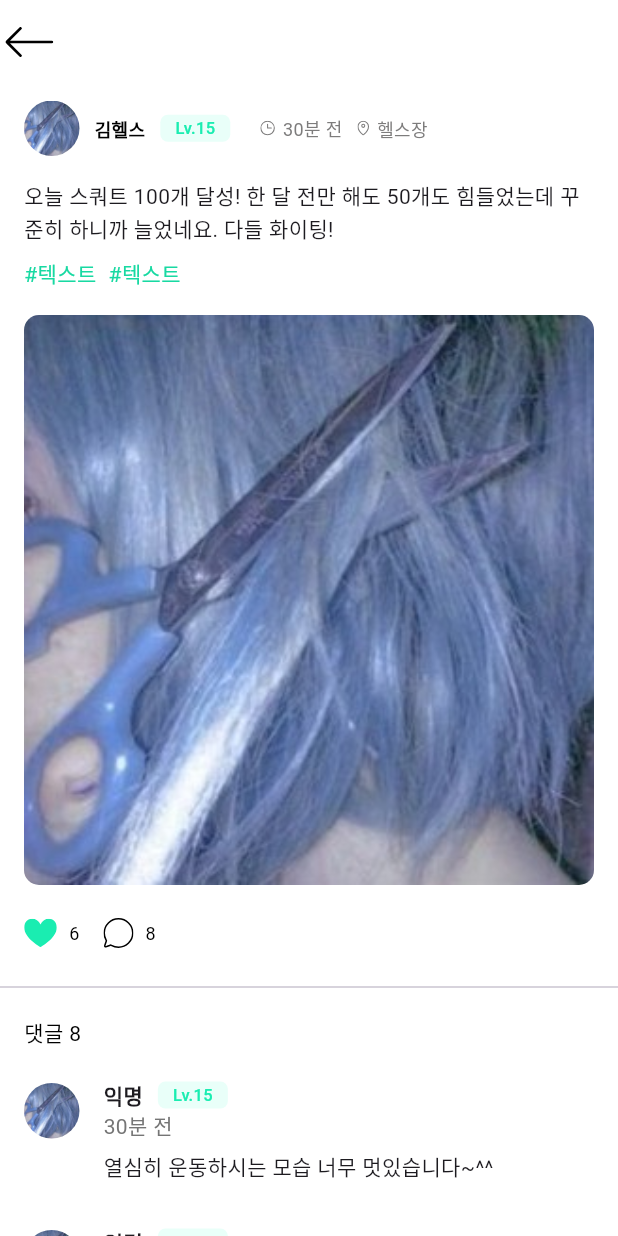
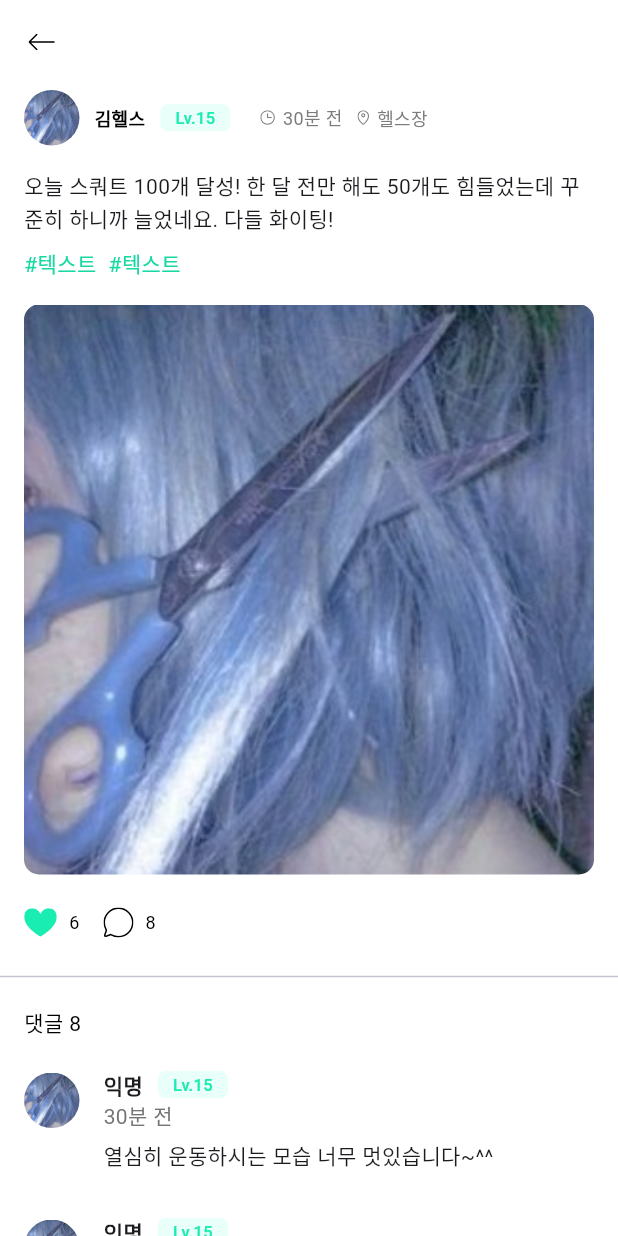
Before and after one commit to soluxAbsolute2025/30th_2_appsolute_bodybuddy_front, a Flutter app: the SubFeedPages screen opened directly, on a phone screen of 412 x 824 dp. Run offline on Flutter 3.47's test engine with Material 3 defaults, Android fonts, the phone set to English and light mode, and no system bars; our stand-ins replace flutter_svg; network calls fail; Roboto replaces fonts that are missing (Pretendard).

Commit message:
Feat. 메인페이지 네비게이터 추가

```diff
--- a/lib/common/widgets/sub_appbar.dart
+++ b/lib/common/widgets/sub_appbar.dart
@@ -20,7 +20,7 @@ class SubAppbar extends StatelessWidget implements PreferredSizeWidget {
       title: SizedBox(
         height: 60.0,
         child: Padding(
-          padding: EdgeInsets.fromLTRB(16.0, 19.0, 16.0, 17.0),
+          padding: EdgeInsets.fromLTRB(16.0, 19.0, 40.0, 17.0),
           child: Text(
             titleText,
             style: TextStyle(
@@ -33,12 +33,10 @@ class SubAppbar extends StatelessWidget implements PreferredSizeWidget {
           ),
         ),
       ),
-      leading: Container(
-        margin: const EdgeInsets.only(right: 16.0),
-        width: 35.0,
-        height: 35.0,
-        child: TextButton(
-          onPressed: () {},
+      leading: TextButton(
+        onPressed: () {
+          Navigator.pop(context);
+        },
         style: TextButton.styleFrom(
           padding: EdgeInsets.zero,
           minimumSize: Size.zero,
@@ -50,8 +48,7 @@ class SubAppbar extends StatelessWidget implements PreferredSizeWidget {
         child: Center(
           child: SvgPicture.asset(
             'assets/images/common/back.svg',
-              height: 20,
-            ),
+            // height: 10,
           ),
         ),
       ),
--- a/lib/features/buddyzone/pages/subPages/sub_feed_pages.dart
+++ b/lib/features/buddyzone/pages/subPages/sub_feed_pages.dart
@@ -17,7 +17,7 @@ class SubFeedPages extends StatelessWidget {
         child: Column(
           children: [
             Container(
-              padding: EdgeInsets.only(left: 16.0, right: 16.0, top: 7.0),
+              padding: EdgeInsets.only(left: 16.0, right: 16.0),
               child: FeedOnlyWidget(profileSize: 37.0, fontSize: 14.0),
             ),
             SizedBox(height: 12.0),
```
Also changed, not shown: lib/common/widgets/main_floating.dart (+8 -1 lines), lib/pages/main_page.dart (+39 -8 lines). Lines whose indentation alone changed are shown as unchanged.
